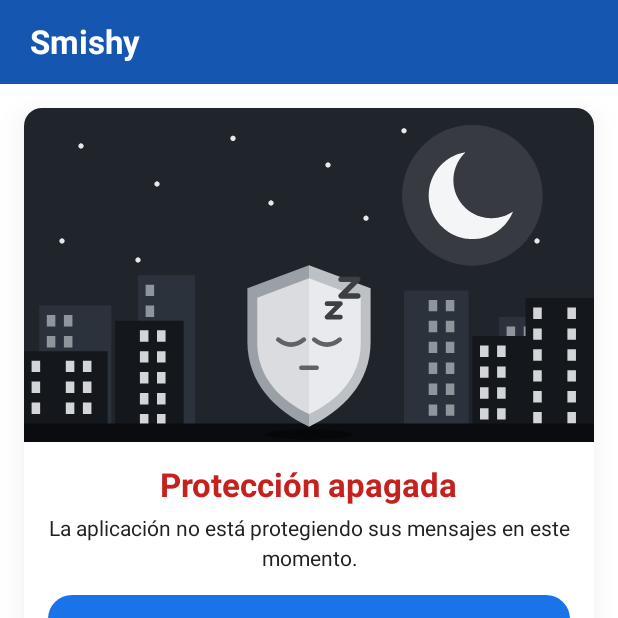
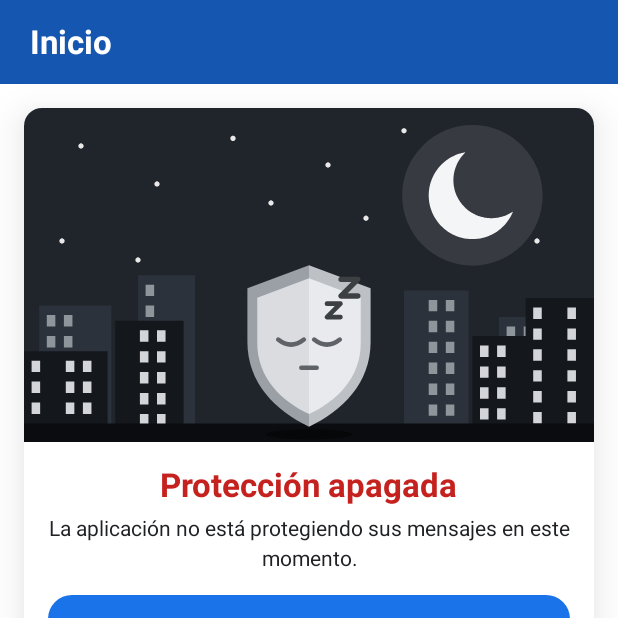
Before and after one commit to smishing-thesis/smishing-mobile-app, an Android app built with Jetpack Compose: the screen it shows after launch (MainActivity), after a tap on "Omitir por ahora", on a phone screen of 412 x 824 dp, the top half of it. Run offline under Robolectric (Android 15) with nearby library versions, the phone set to English and light mode, and no system bars; our stand-ins replace Room's generated code; 3 statements that could not run were skipped; 1 other tap on this screen came first.

Commit message:
Title the Home screen "Inicio" and darken the card shadows (#70)
- The top bar of the Home screen says "Inicio", like the other tabs show their own name.
- The shadow of the Home cards is stronger (14 dp, darker) so they stand out on the white background.

```diff
--- a/app/src/main/java/com/app/smishing/ui/designsystem/components/Cards.kt
+++ b/app/src/main/java/com/app/smishing/ui/designsystem/components/Cards.kt
@@ -36,10 +36,10 @@ import com.app.smishing.ui.designsystem.theme.Spacing
 
 /** Las tarjetas del Inicio no llevan borde: solo una sombra suave pero visible sobre el fondo blanco, con las esquinas redondeadas del diseño. */
 private fun Modifier.softShadow(): Modifier = shadow(
-    elevation = 10.dp,
+    elevation = 14.dp,
     shape = SmishingShapes.Lg,
-    ambientColor = Color(0x33000000),
-    spotColor = Color(0x4D000000),
+    ambientColor = Color(0x59000000),
+    spotColor = Color(0x80000000),
 )
 
 /**
--- a/app/src/main/java/com/app/smishing/ui/home/HomeScreen.kt
+++ b/app/src/main/java/com/app/smishing/ui/home/HomeScreen.kt
@@ -47,7 +47,7 @@ fun HomeScreen(
     // El fondo de la tarjeta activa cambia con la hora del teléfono; se calcula al abrir la pantalla.
     val dayPart = remember { DayPart.at(LocalTime.now()) }
     Column(modifier = modifier.fillMaxSize().background(SmishingPalette.Background)) {
-        SmishingTopBar(title = stringResource(R.string.app_name), style = TopBarStyle.Primary)
+        SmishingTopBar(title = stringResource(R.string.nav_home), style = TopBarStyle.Primary)
         Column(
             modifier = Modifier.fillMaxSize().verticalScroll(rememberScrollState()).padding(Spacing.Md),
             verticalArrangement = Arrangement.spacedBy(Spacing.Md),
```
Also changed, not shown: 1 other file.
